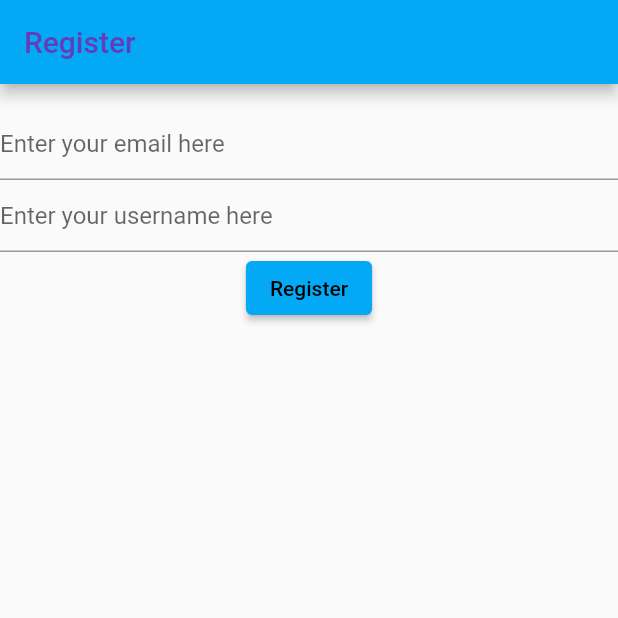
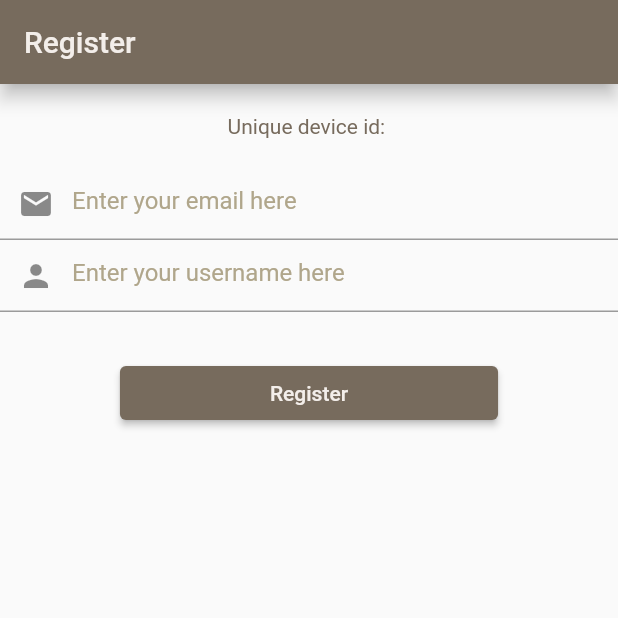
Before and after one commit to vzrifan/login_register, a Flutter app: the screen it shows after launch, on a phone screen of 412 x 824 dp, the top half of it. Run offline on Flutter 3.47's test engine with Material 2 defaults, Android fonts, the phone set to English and light mode, and no system bars; our stand-ins replace cloud_firestore, firebase_auth, firebase_core; missing offline and left inert: flutter_udid; accounts and stored records are empty.

Commit message:
Add some simple design

```diff
--- a/lib/views/login_view.dart
+++ b/lib/views/login_view.dart
@@ -45,7 +45,7 @@ class _LoginViewState extends State<LoginView> {
               return Column(
                 children: [
                   CustomScaffold.makeTextField(_emailController,
-                      "Enter your email here", TextInputType.emailAddress,
+                      "Enter your email here", TextInputType.emailAddress, Icon(Icons.mail),
                       enableSuggestions: false, autoCorrect: false),
                   CustomScaffold.makeElevatedButton(
                     "Login",
--- a/lib/views/register_view.dart
+++ b/lib/views/register_view.dart
@@ -81,11 +81,22 @@ class _RegisterViewState extends State<RegisterView> {
           case ConnectionState.done:
             return Column(
               children: [
-                Text(_id),
-                CustomScaffold.makeTextField(_emailController,
-                    "Enter your email here", TextInputType.emailAddress),
-                CustomScaffold.makeTextField(_usernameController,
-                    "Enter your username here", TextInputType.name),
+                Container(
+                    margin: EdgeInsets.all(20),
+                    child: Text(
+                      "Unique device id: ${_id}",
+                      style: TextStyle(color: CustomScaffold.color4),
+                    )),
+                CustomScaffold.makeTextField(
+                    _emailController,
+                    "Enter your email here",
+                    TextInputType.emailAddress,
+                    Icon(Icons.mail)),
+                CustomScaffold.makeTextField(
+                    _usernameController,
+                    "Enter your username here",
+                    TextInputType.name,
+                    Icon(Icons.person)),
                 CustomScaffold.makeElevatedButton("Register",
                     asyncFunction: () => AuthHandler.handleRegister(
                         _emailController.text,
```
Also changed, not shown: lib/helper/custom_scaffold.dart (+24 -10 lines), lib/main.dart (+6 -1 lines), 1 other file.
